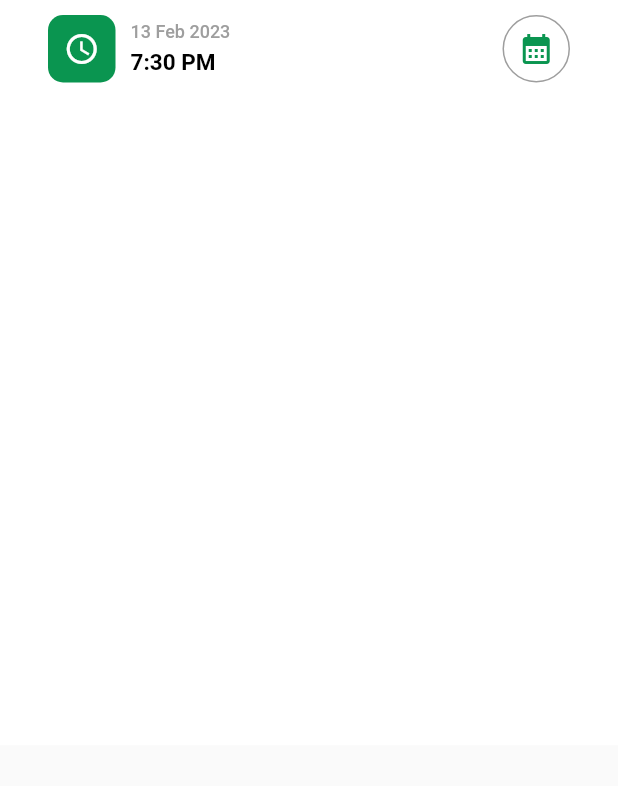
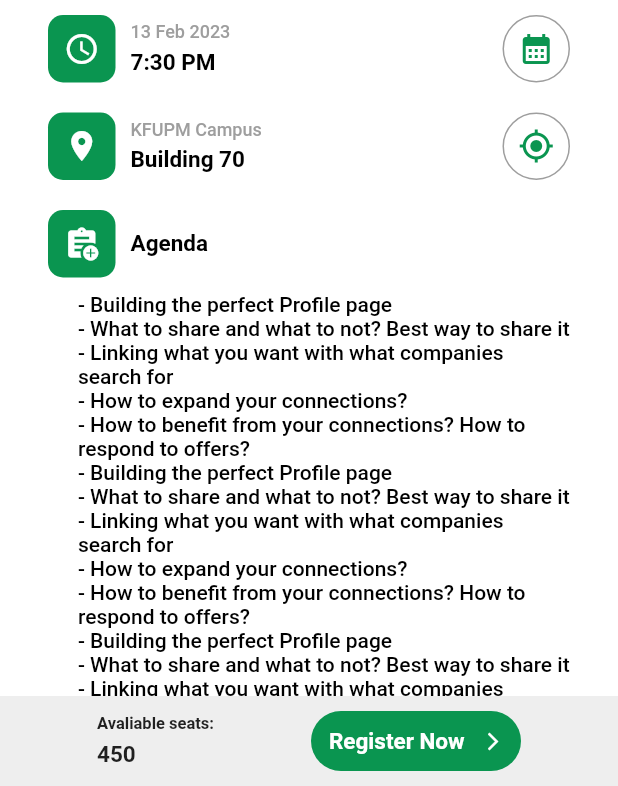
Before and after one commit to KFUPMCC/kfupm_events, a Flutter app: the EventPage screen opened by its route, on a phone screen of 412 x 824 dp, the part 450-1236 px from its top. Run offline on Flutter 3.47's test engine with Material 2 defaults, Android fonts, the light colour scheme and no system bars; our stand-ins replace firebase_auth, firebase_core, font_awesome_flutter, go_router; accounts and stored records are empty.

Commit message:
Event-page-front-done

```diff
--- a/lib/src/features/events/presentation/eventInfo/agenda_info.dart
+++ b/lib/src/features/events/presentation/eventInfo/agenda_info.dart
@@ -0,0 +1,63 @@
+// ignore_for_file: public_member_api_docs, sort_constructors_first
+import 'package:flutter/material.dart';
+import 'package:kfupm_events/src/constants/constants.dart';
+
+class AgendaInfo extends StatelessWidget {
+  const AgendaInfo({
+    Key? key,
+    required this.agenda,
+  }) : super(key: key);
+  final String agenda;
+
+  @override
+  Widget build(BuildContext context) {
+    return Padding(
+      padding: const EdgeInsets.symmetric(horizontal: 32),
+      child: Column(
+        crossAxisAlignment: CrossAxisAlignment.start,
+        children: [
+          Row(
+            children: [
+              Container(
+                width: 45,
+                height: 45,
+                decoration: const BoxDecoration(
+                  color: kGreenColor,
+                  borderRadius: BorderRadius.all(
+                    Radius.circular(10),
+                  ),
+                ),
+                child: const Icon(Icons.assignment_add, color: Colors.white),
+              ),
+              const SizedBox(
+                width: 10,
+              ),
+              const Text(
+                'Agenda',
+                style: TextStyle(
+                  fontWeight: FontWeight.bold,
+                  color: Colors.black,
+                  fontSize: 15,
+                ),
+              ),
+            ],
+          ),
+          const SizedBox(
+            height: 10,
+          ),
+          Padding(
+            padding: const EdgeInsets.only(left: 20.0),
+            child: Text(
+              agenda,
+              style: const TextStyle(
+                fontWeight: FontWeight.w500,
+                color: Colors.black,
+                fontSize: 14,
+              ),
+            ),
+          ),
+        ],
+      ),
+    );
+  }
+}
--- a/lib/src/features/events/presentation/eventInfo/event_info.dart
+++ b/lib/src/features/events/presentation/eventInfo/event_info.dart
@@ -1,26 +1,40 @@
 // ignore_for_file: public_member_api_docs, sort_constructors_first
 import 'package:flutter/material.dart';
+
+import 'package:kfupm_events/src/features/events/presentation/eventInfo/agenda_info.dart';
+import 'package:kfupm_events/src/features/events/presentation/eventInfo/location_info.dart';
 import 'package:kfupm_events/src/features/events/presentation/eventInfo/time_info.dart';
-import 'package:intl/intl.dart';
+
 class EventInfo extends StatelessWidget {
   const EventInfo({
     Key? key,
     required this.time,
     required this.date,
-    // required this.location,
-    // required this.agenda,
+    required this.location,
+    required this.agenda,
+    required this.locationURL,
   }) : super(key: key);
   final TimeOfDay time;
   final DateTime date;
-  // final String location;
-  // final String agenda;
+  final String location;
+  final String agenda;
+  final String locationURL;
 
   @override
   Widget build(BuildContext context) {
     return Column(children: [
       TimeInfo(date: date, time: time),
-      //LocationInfo(),
-      //AgendaInfo(),
+      const SizedBox(
+        height: 20,
+      ),
+      LocationInfo(
+        location: location,
+        locationURL: locationURL,
+      ),
+      const SizedBox(
+        height: 20,
+      ),
+      AgendaInfo(agenda: agenda),
     ]);
   }
 }
--- a/lib/src/features/events/presentation/eventInfo/location_info.dart
+++ b/lib/src/features/events/presentation/eventInfo/location_info.dart
@@ -0,0 +1,84 @@
+// ignore_for_file: public_member_api_docs, sort_constructors_first
+import 'package:flutter/material.dart';
+import 'package:url_launcher/url_launcher.dart';
+import 'package:kfupm_events/src/constants/constants.dart';
+
+class LocationInfo extends StatelessWidget {
+  const LocationInfo({
+    Key? key,
+    required this.location,
+    required this.locationURL,
+  }) : super(key: key);
+  final String location;
+  final String locationURL;
+
+  @override
+  Widget build(BuildContext context) {
+    return Padding(
+      padding: const EdgeInsets.symmetric(horizontal: 32),
+      child: Row(
+        mainAxisAlignment: MainAxisAlignment.spaceBetween,
+        children: [
+          Row(
+            children: [
+              Container(
+                width: 45,
+                height: 45,
+                decoration: const BoxDecoration(
+                  color: kGreenColor,
+                  borderRadius: BorderRadius.all(
+                    Radius.circular(10),
+                  ),
+                ),
+                child: const Icon(Icons.location_on, color: Colors.white),
+              ),
+              const SizedBox(
+                width: 10,
+              ),
+              Column(
+                crossAxisAlignment: CrossAxisAlignment.start,
+                children: [
+                  const Text(
+                    'KFUPM Campus',
+                    style: TextStyle(
+                      fontWeight: FontWeight.w500,
+                      color: Colors.grey,
+                      fontSize: 12,
+                    ),
+                  ),
+                  const SizedBox(
+                    height: 4,
+                  ),
+                  Text(
+                    location,
+                    style: const TextStyle(
+                      fontWeight: FontWeight.bold,
+                      color: Colors.black,
+                      fontSize: 15,
+                    ),
+                  ),
+                ],
+              ),
+            ],
+          ),
+          Container(
+            width: 45,
+            height: 45,
+            decoration: BoxDecoration(
+              border: Border.all(color: Colors.grey),
+              borderRadius: (BorderRadius.circular(30)),
+            ),
+            child: IconButton(
+              onPressed: () async {
+                await launchUrl(
+                  Uri.parse(locationURL),
+                );
+              },
+              icon: const Icon(Icons.gps_fixed, color: kGreenColor),
+            ),
+          )
+        ],
+      ),
+    );
+  }
+}
--- /dev/null
+++ b/lib/src/features/events/presentation/event_reg_bar.dart
@@ -0,0 +1,80 @@
+// ignore_for_file: public_member_api_docs, sort_constructors_first
+import 'package:flutter/material.dart';
+
+import 'package:kfupm_events/src/constants/constants.dart';
+
+class EventReg extends StatelessWidget {
+  const EventReg({
+    Key? key,
+    required this.seatNumber,
+    required this.goRegPage,
+  }) : super(key: key);
+  final int seatNumber;
+  final VoidCallback goRegPage;
+
+  @override
+  Widget build(BuildContext context) {
+    return Container(
+      width: double.infinity,
+      height: 60,
+      color: Colors.grey[200],
+      child: Row(
+        mainAxisAlignment: MainAxisAlignment.spaceEvenly,
+        children: [
+          Column(
+            crossAxisAlignment: CrossAxisAlignment.start,
+            children: [
+              const SizedBox(
+                height: 12,
+              ),
+              const Text(
+                'Avaliable seats:',
+                style: TextStyle(
+                  fontSize: 11,
+                  fontWeight: FontWeight.w600,
+                ),
+              ),
+              const SizedBox(
+                height: 5,
+              ),
+              Text(
+                '$seatNumber',
+                style: const TextStyle(
+                  fontSize: 15,
+                  fontWeight: FontWeight.bold,
+                ),
+              ),
+            ],
+          ),
+          GestureDetector(
+            onTap: goRegPage,
+            child: Container(
+              width: 140,
+              height: 40,
+              decoration: BoxDecoration(
+                color: kGreenColor,
+                borderRadius: BorderRadius.circular(30),
+              ),
+              child: Row(
+                children: const [
+                  Padding(
+                    padding: EdgeInsets.only(left: 12.0, right: 12),
+                    child: Text(
+                      'Register Now',
+                      style: TextStyle(
+                        fontSize: 15,
+                        fontWeight: FontWeight.bold,
+                        color: Colors.white,
+                      ),
+                    ),
+                  ),
+                  Icon(Icons.arrow_forward_ios, color: Colors.white, size: 14)
+                ],
+              ),
+            ),
+          )
+        ],
+      ),
+    );
+  }
+}
--- a/lib/src/features/events/presentation/lower_event.dart
+++ b/lib/src/features/events/presentation/lower_event.dart
@@ -1,6 +1,9 @@
 import 'package:flutter/material.dart';
+import 'package:go_router/go_router.dart';
 import 'package:kfupm_events/src/features/events/presentation/eventInfo/event_info.dart';
 import 'package:kfupm_events/src/features/events/presentation/event_head.dart';
+import 'package:kfupm_events/src/features/events/presentation/event_reg_bar.dart';
+import 'package:kfupm_events/src/routing/routes.dart';
 
 class LowerEvent extends StatelessWidget {
   const LowerEvent({
@@ -14,7 +17,7 @@ class LowerEvent extends StatelessWidget {
   Widget build(BuildContext context) {
     return Container(
       width: double.infinity,
-      height: screenHeight * 0.7,
+      height: screenHeight * 0.8,
       margin: const EdgeInsets.only(top: 220),
       decoration: const BoxDecoration(
         borderRadius: BorderRadius.only(
@@ -23,18 +26,55 @@ class LowerEvent extends StatelessWidget {
         ),
         color: Colors.white,
       ),
+      child: Stack(
+        children: [
+          SingleChildScrollView(
             child: Column(
               children: [
                 const EventHead(
                   host: 'نادي الحاسب الآلي',
                   title: 'The Power of LinkedIn',
-              logoURL: 'assets/host_logo.jpg'),
-          EventInfo(
+                  logoURL: 'assets/host_logo.jpg',
+
+                ),
+                Padding(
+                  padding: const EdgeInsets.only(bottom: 70),
+                  child: EventInfo(
                     date: DateTime(2023, 2, 13),
                     time: const TimeOfDay(hour: 19, minute: 30),
+                    location: 'Building 70',
+                    locationURL: 'https://goo.gl/maps/BCNAGcnpVSEdXVZLA',
+                    agenda: '- Building the perfect Profile page\n'
+                        '- What to share and what to not? Best way to share it\n'
+                        '- Linking what you want with what companies search for\n'
+                        '- How to expand your connections?\n'
+                        '- How to benefit from your connections? How to respond to offers?\n'
+                        '- Building the perfect Profile page\n'
+                        '- What to share and what to not? Best way to share it\n'
+                        '- Linking what you want with what companies search for\n'
+                        '- How to expand your connections?\n'
+                        '- How to benefit from your connections? How to respond to offers?\n'
+                        '- Building the perfect Profile page\n'
+                        '- What to share and what to not? Best way to share it\n'
+                        '- Linking what you want with what companies search for\n'
+                        '- How to expand your connections?\n'
+                        '- How to benefit from your connections? How to respond to offers?\n',
                   ),
-          // EventAgenda(),
-          // EventReg(),
+                ),
+              ],
+            ),
+          ),
+          Positioned(
+            bottom: 0,
+            left: 0,
+            right: 0,
+            child: EventReg(
+              seatNumber: 450,
+              goRegPage: () {
+                context.pushNamed(AppRoute.register.name);
+              },
+            ),
+          ),
         ],
       ),
     );
--- a/pubspec.yaml
+++ b/pubspec.yaml
@@ -41,6 +41,7 @@ dependencies:
   go_router: ^6.5.7
   flutter_svg: ^0.22.0
   font_awesome_flutter: ^9.1.0
+  url_launcher: ^6.0.3
 
 dev_dependencies:
   flutter_test:
```
Also changed, not shown: pubspec.lock, 5 other files. Lines whose indentation alone changed are shown as unchanged.
